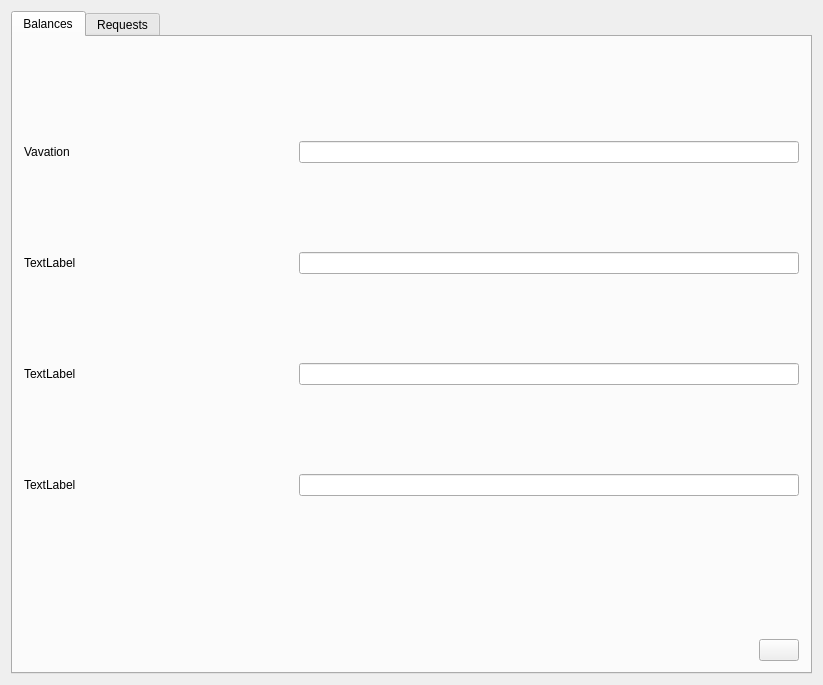
Above: Svoboda_team/mainwindow.ui from Svobodateam/svoboda_team before the change. Below: the same form after it.
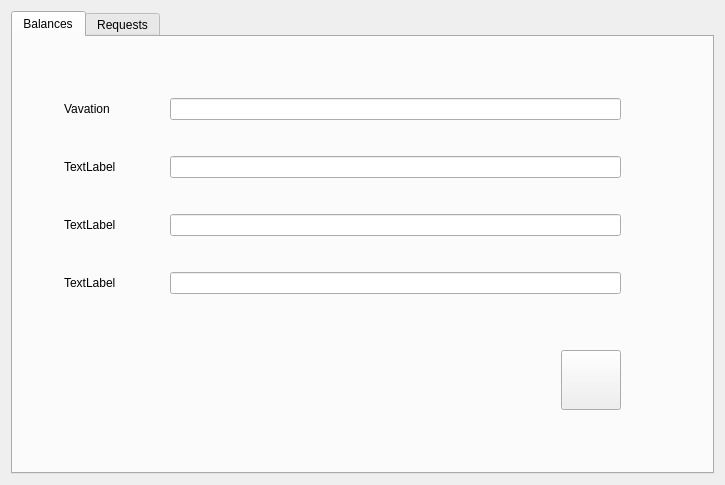
That is the form after the change.

Commit message: Changes to UI and grids, help for UI team

```diff
--- a/Svoboda_team/mainwindow.ui
+++ b/Svoboda_team/mainwindow.ui
@@ -6,8 +6,8 @@
    <rect>
     <x>0</x>
     <y>0</y>
-    <width>823</width>
-    <height>685</height>
+    <width>725</width>
+    <height>485</height>
    </rect>
   </property>
   <property name="windowTitle">
@@ -25,93 +25,75 @@
         <string>Balances</string>
        </attribute>
        <layout class="QGridLayout" name="gridLayout_7">
+        <item row="1" column="2">
+         <spacer name="horizontalSpacer_7">
+          <property name="orientation">
+           <enum>Qt::Horizontal</enum>
+          </property>
+          <property name="sizeType">
+           <enum>QSizePolicy::Minimum</enum>
+          </property>
+          <property name="sizeHint" stdset="0">
+           <size>
+            <width>40</width>
+            <height>20</height>
+           </size>
+          </property>
+         </spacer>
+        </item>
         <item row="0" column="1">
+         <spacer name="verticalSpacer_3">
+          <property name="orientation">
+           <enum>Qt::Vertical</enum>
+          </property>
+          <property name="sizeType">
+           <enum>QSizePolicy::Minimum</enum>
+          </property>
+          <property name="sizeHint" stdset="0">
+           <size>
+            <width>20</width>
+            <height>40</height>
+           </size>
+          </property>
+         </spacer>
+        </item>
+        <item row="1" column="0">
+         <spacer name="horizontalSpacer_6">
+          <property name="orientation">
+           <enum>Qt::Horizontal</enum>
+          </property>
+          <property name="sizeType">
+           <enum>QSizePolicy::Minimum</enum>
+          </property>
+          <property name="sizeHint" stdset="0">
+           <size>
+            <width>40</width>
+            <height>20</height>
+           </size>
+          </property>
+         </spacer>
+        </item>
+        <item row="1" column="1">
          <layout class="QGridLayout" name="gridLayout_6">
-          <item row="2" column="1">
-           <spacer name="horizontalSpacer">
+          <item row="1" column="3">
+           <spacer name="verticalSpacer_6">
             <property name="orientation">
-             <enum>Qt::Horizontal</enum>
+             <enum>Qt::Vertical</enum>
+            </property>
+            <property name="sizeType">
+             <enum>QSizePolicy::Minimum</enum>
             </property>
             <property name="sizeHint" stdset="0">
              <size>
-              <width>40</width>
-              <height>20</height>
+              <width>20</width>
+              <height>40</height>
              </size>
             </property>
            </spacer>
           </item>
-          <item row="0" column="0" colspan="3">
+          <item row="0" column="0" colspan="4">
            <layout class="QGridLayout" name="gridLayout_5">
-            <item row="5" column="0">
-             <layout class="QGridLayout" name="gridLayout_3">
-              <item row="0" column="0">
-               <widget class="QLabel" name="label_3">
-                <property name="text">
-                 <string>TextLabel</string>
-                </property>
-               </widget>
-              </item>
-              <item row="0" column="1">
-               <spacer name="horizontalSpacer_4">
-                <property name="orientation">
-                 <enum>Qt::Horizontal</enum>
-                </property>
-                <property name="sizeType">
-                 <enum>QSizePolicy::Fixed</enum>
-                </property>
-                <property name="sizeHint" stdset="0">
-                 <size>
-                  <width>40</width>
-                  <height>20</height>
-                 </size>
-                </property>
-               </spacer>
-              </item>
-              <item row="0" column="2">
-               <widget class="QLineEdit" name="lineEdit_3">
-                <property name="maximumSize">
-                 <size>
-                  <width>500</width>
-                  <height>16777215</height>
-                 </size>
-                </property>
-               </widget>
-              </item>
-             </layout>
-            </item>
-            <item row="0" column="0">
-             <spacer name="verticalSpacer_3">
-              <property name="orientation">
-               <enum>Qt::Vertical</enum>
-              </property>
-              <property name="sizeType">
-               <enum>QSizePolicy::Minimum</enum>
-              </property>
-              <property name="sizeHint" stdset="0">
-               <size>
-                <width>20</width>
-                <height>40</height>
-               </size>
-              </property>
-             </spacer>
-            </item>
-            <item row="4" column="0">
-             <spacer name="verticalSpacer_2">
-              <property name="orientation">
-               <enum>Qt::Vertical</enum>
-              </property>
-              <property name="sizeType">
-               <enum>QSizePolicy::Fixed</enum>
-              </property>
-              <property name="sizeHint" stdset="0">
-               <size>
-                <width>20</width>
-                <height>30</height>
-               </size>
-              </property>
-             </spacer>
-            </item>
-            <item row="2" column="0">
+            <item row="1" column="0">
              <spacer name="verticalSpacer">
               <property name="orientation">
                <enum>Qt::Vertical</enum>
@@ -127,26 +109,16 @@
               </property>
              </spacer>
             </item>
-            <item row="3" column="0">
+            <item row="2" column="0">
              <layout class="QGridLayout" name="gridLayout_2">
               <item row="0" column="1">
-               <spacer name="horizontalSpacer_3">
-                <property name="orientation">
-                 <enum>Qt::Horizontal</enum>
-                </property>
-                <property name="sizeType">
-                 <enum>QSizePolicy::Fixed</enum>
-                </property>
-                <property name="sizeHint" stdset="0">
-                 <size>
-                  <width>40</width>
-                  <height>20</height>
-                 </size>
-                </property>
-               </spacer>
-              </item>
-              <item row="0" column="2">
                <widget class="QLineEdit" name="lineEdit_2">
+                <property name="sizePolicy">
+                 <sizepolicy hsizetype="Fixed" vsizetype="Fixed">
+                  <horstretch>0</horstretch>
+                  <verstretch>0</verstretch>
+                 </sizepolicy>
+                </property>
                 <property name="maximumSize">
                  <size>
                   <width>500</width>
@@ -157,43 +129,24 @@
               </item>
               <item row="0" column="0">
                <widget class="QLabel" name="label_2">
-                <property name="text">
-                 <string>TextLabel</string>
+                <property name="sizePolicy">
+                 <sizepolicy hsizetype="Fixed" vsizetype="Preferred">
+                  <horstretch>0</horstretch>
+                  <verstretch>0</verstretch>
+                 </sizepolicy>
                 </property>
-               </widget>
-              </item>
-             </layout>
-            </item>
-            <item row="7" column="0">
-             <layout class="QGridLayout" name="gridLayout_4">
-              <item row="0" column="2">
-               <widget class="QLineEdit" name="lineEdit_4">
+                <property name="minimumSize">
+                 <size>
+                  <width>40</width>
+                  <height>0</height>
+                 </size>
+                </property>
                 <property name="maximumSize">
                  <size>
-                  <width>500</width>
+                  <width>100</width>
                   <height>16777215</height>
                  </size>
                 </property>
-               </widget>
-              </item>
-              <item row="0" column="1">
-               <spacer name="horizontalSpacer_5">
-                <property name="orientation">
-                 <enum>Qt::Horizontal</enum>
-                </property>
-                <property name="sizeType">
-                 <enum>QSizePolicy::Fixed</enum>
-                </property>
-                <property name="sizeHint" stdset="0">
-                 <size>
-                  <width>40</width>
-                  <height>20</height>
-                 </size>
-                </property>
-               </spacer>
-              </item>
-              <item row="0" column="0">
-               <widget class="QLabel" name="label_4">
                 <property name="text">
                  <string>TextLabel</string>
                 </property>
@@ -201,33 +154,57 @@
               </item>
              </layout>
             </item>
-            <item row="1" column="0">
+            <item row="3" column="0">
+             <spacer name="verticalSpacer_2">
+              <property name="orientation">
+               <enum>Qt::Vertical</enum>
+              </property>
+              <property name="sizeType">
+               <enum>QSizePolicy::Fixed</enum>
+              </property>
+              <property name="sizeHint" stdset="0">
+               <size>
+                <width>20</width>
+                <height>30</height>
+               </size>
+              </property>
+             </spacer>
+            </item>
+            <item row="0" column="0">
              <layout class="QGridLayout" name="gridLayout">
               <item row="2" column="0">
                <widget class="QLabel" name="label">
+                <property name="sizePolicy">
+                 <sizepolicy hsizetype="Fixed" vsizetype="Preferred">
+                  <horstretch>0</horstretch>
+                  <verstretch>0</verstretch>
+                 </sizepolicy>
+                </property>
+                <property name="minimumSize">
+                 <size>
+                  <width>40</width>
+                  <height>0</height>
+                 </size>
+                </property>
+                <property name="maximumSize">
+                 <size>
+                  <width>100</width>
+                  <height>16777215</height>
+                 </size>
+                </property>
                 <property name="text">
                  <string>Vavation</string>
                 </property>
                </widget>
               </item>
               <item row="2" column="1">
-               <spacer name="horizontalSpacer_2">
-                <property name="orientation">
-                 <enum>Qt::Horizontal</enum>
-                </property>
-                <property name="sizeType">
-                 <enum>QSizePolicy::Fixed</enum>
-                </property>
-                <property name="sizeHint" stdset="0">
-                 <size>
-                  <width>40</width>
-                  <height>20</height>
-                 </size>
-                </property>
-               </spacer>
-              </item>
-              <item row="2" column="2">
                <widget class="QLineEdit" name="lineEdit">
+                <property name="sizePolicy">
+                 <sizepolicy hsizetype="Fixed" vsizetype="Fixed">
+                  <horstretch>0</horstretch>
+                  <verstretch>0</verstretch>
+                 </sizepolicy>
+                </property>
                 <property name="maximumSize">
                  <size>
                   <width>500</width>
@@ -239,6 +216,51 @@
              </layout>
             </item>
             <item row="6" column="0">
+             <layout class="QGridLayout" name="gridLayout_4">
+              <item row="0" column="0">
+               <widget class="QLabel" name="label_4">
+                <property name="sizePolicy">
+                 <sizepolicy hsizetype="Fixed" vsizetype="Preferred">
+                  <horstretch>0</horstretch>
+                  <verstretch>0</verstretch>
+                 </sizepolicy>
+                </property>
+                <property name="minimumSize">
+                 <size>
+                  <width>40</width>
+                  <height>0</height>
+                 </size>
+                </property>
+                <property name="maximumSize">
+                 <size>
+                  <width>100</width>
+                  <height>16777215</height>
+                 </size>
+                </property>
+                <property name="text">
+                 <string>TextLabel</string>
+                </property>
+               </widget>
+              </item>
+              <item row="0" column="1">
+               <widget class="QLineEdit" name="lineEdit_4">
+                <property name="sizePolicy">
+                 <sizepolicy hsizetype="Fixed" vsizetype="Fixed">
+                  <horstretch>0</horstretch>
+                  <verstretch>0</verstretch>
+                 </sizepolicy>
+                </property>
+                <property name="maximumSize">
+                 <size>
+                  <width>500</width>
+                  <height>16777215</height>
+                 </size>
+                </property>
+               </widget>
+              </item>
+             </layout>
+            </item>
+            <item row="5" column="0">
              <spacer name="verticalSpacer_4">
               <property name="orientation">
                <enum>Qt::Vertical</enum>
@@ -254,33 +276,122 @@
               </property>
              </spacer>
             </item>
+            <item row="4" column="0">
+             <layout class="QGridLayout" name="gridLayout_3">
+              <item row="0" column="0">
+               <widget class="QLabel" name="label_3">
+                <property name="sizePolicy">
+                 <sizepolicy hsizetype="Fixed" vsizetype="Preferred">
+                  <horstretch>0</horstretch>
+                  <verstretch>0</verstretch>
+                 </sizepolicy>
+                </property>
+                <property name="minimumSize">
+                 <size>
+                  <width>40</width>
+                  <height>0</height>
+                 </size>
+                </property>
+                <property name="maximumSize">
+                 <size>
+                  <width>100</width>
+                  <height>16777215</height>
+                 </size>
+                </property>
+                <property name="text">
+                 <string>TextLabel</string>
+                </property>
+               </widget>
+              </item>
+              <item row="0" column="1">
+               <widget class="QLineEdit" name="lineEdit_3">
+                <property name="sizePolicy">
+                 <sizepolicy hsizetype="Fixed" vsizetype="Fixed">
+                  <horstretch>0</horstretch>
+                  <verstretch>0</verstretch>
+                 </sizepolicy>
+                </property>
+                <property name="maximumSize">
+                 <size>
+                  <width>500</width>
+                  <height>16777215</height>
+                 </size>
+                </property>
+               </widget>
+              </item>
+             </layout>
+            </item>
            </layout>
           </item>
-          <item row="1" column="1">
-           <spacer name="verticalSpacer_5">
+          <item row="5" column="4">
+           <spacer name="horizontalSpacer_2">
             <property name="orientation">
-             <enum>Qt::Vertical</enum>
+             <enum>Qt::Horizontal</enum>
             </property>
             <property name="sizeType">
-             <enum>QSizePolicy::Fixed</enum>
+             <enum>QSizePolicy::Minimum</enum>
             </property>
             <property name="sizeHint" stdset="0">
              <size>
-              <width>20</width>
-              <height>80</height>
+              <width>40</width>
+              <height>20</height>
              </size>
             </property>
            </spacer>
           </item>
-          <item row="2" column="2">
+          <item row="5" column="3">
            <widget class="QPushButton" name="pushButton">
+            <property name="minimumSize">
+             <size>
+              <width>60</width>
+              <height>60</height>
+             </size>
+            </property>
+            <property name="maximumSize">
+             <size>
+              <width>60</width>
+              <height>60</height>
+             </size>
+            </property>
             <property name="text">
              <string/>
             </property>
            </widget>
           </item>
+          <item row="5" column="0" colspan="3">
+           <spacer name="horizontalSpacer">
+            <property name="orientation">
+             <enum>Qt::Horizontal</enum>
+            </property>
+            <property name="sizeType">
+             <enum>QSizePolicy::Preferred</enum>
+            </property>
+            <property name="sizeHint" stdset="0">
+             <size>
+              <width>40</width>
+              <height>20</height>
+             </size>
+            </property>
+           </spacer>
+          </item>
          </layout>
         </item>
+        <item row="2" column="1">
+         <spacer name="verticalSpacer_5">
+          <property name="orientation">
+           <enum>Qt::Vertical</enum>
+          </property>
+          <property name="sizeType">
+           <enum>QSizePolicy::Minimum</enum>
+          </property>
+          <property name="sizeHint" stdset="0">
+           <size>
+            <width>20</width>
+            <height>40</height>
+           </size>
+          </property>
+         </spacer>
+        </item>
        </layout>
       </widget>
       <widget class="QWidget" name="tab_requests">
```
Left out of the diff: 2 changed lines with no effect on the pictures.
